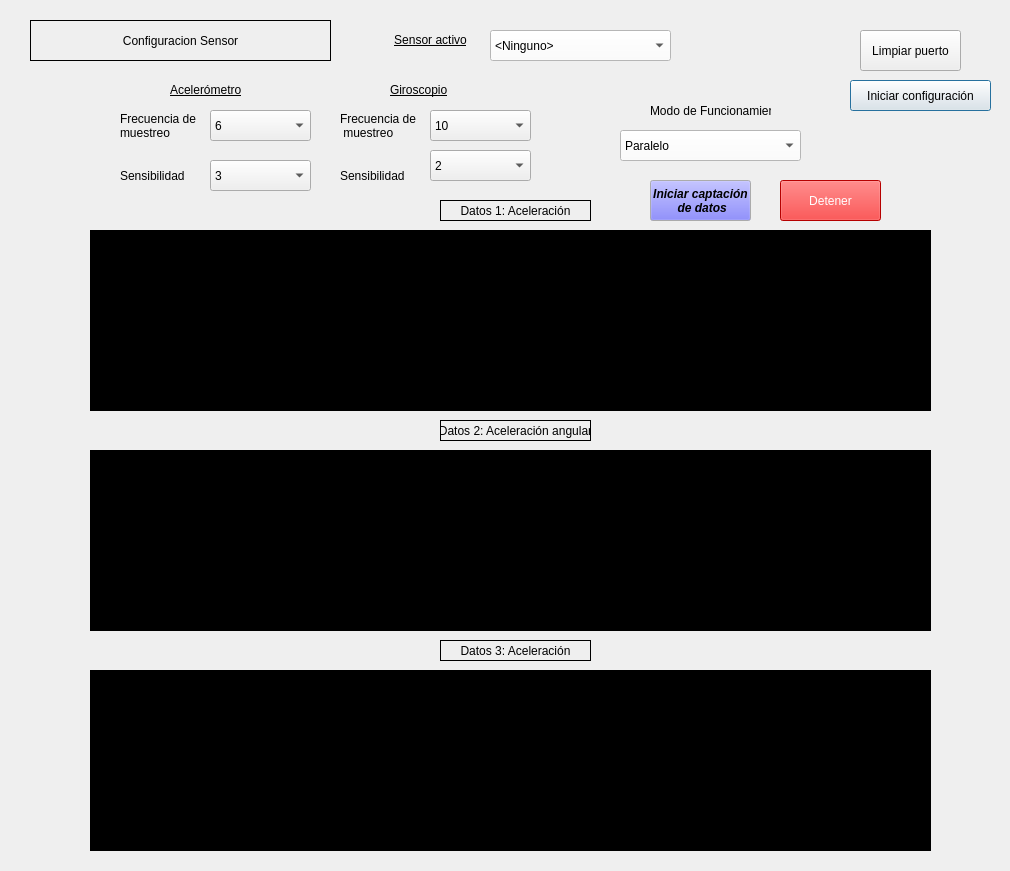
First picture: the form in sample_project/UI/tarea2.ui, repository Stevennns/SistemasEmbebidos, before the edit.
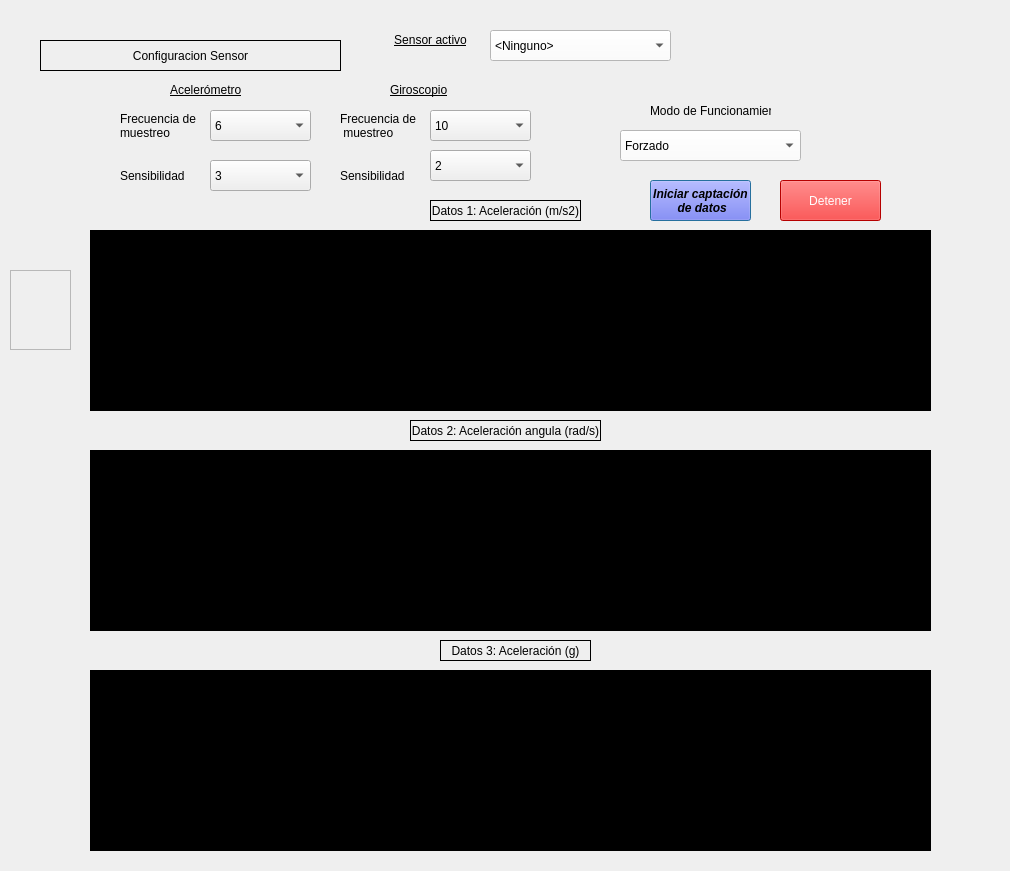
Second picture: the form after the edit. Custom widgets are drawn as their Qt base class.

Diff of the .ui file:
```diff
--- a/sample_project/UI/tarea2.ui
+++ b/sample_project/UI/tarea2.ui
@@ -95,10 +95,10 @@
   <widget class="QLabel" name="label_2">
    <property name="geometry">
     <rect>
-     <x>30</x>
-     <y>20</y>
+     <x>40</x>
+     <y>40</y>
      <width>301</width>
-     <height>41</height>
+     <height>31</height>
     </rect>
    </property>
    <property name="layoutDirection">
@@ -126,11 +126,6 @@
    <property name="styleSheet">
     <string notr="true">background-color: rgb(255, 255, 255);</string>
    </property>
-   <item>
-    <property name="text">
-     <string>Paralelo</string>
-    </property>
-   </item>
    <item>
     <property name="text">
      <string>Forzado</string>
@@ -221,7 +216,7 @@
   <widget class="QLabel" name="label_3">
    <property name="geometry">
     <rect>
-     <x>440</x>
+     <x>430</x>
      <y>200</y>
      <width>151</width>
      <height>21</height>
@@ -234,7 +229,7 @@
     <enum>QFrame::Box</enum>
    </property>
    <property name="text">
-    <string>Datos 1: Aceleración</string>
+    <string>Datos 1: Aceleración (m/s2)</string>
    </property>
    <property name="alignment">
     <set>Qt::AlignCenter</set>
@@ -243,9 +238,9 @@
   <widget class="QLabel" name="label_4">
    <property name="geometry">
     <rect>
-     <x>440</x>
+     <x>410</x>
      <y>420</y>
-     <width>151</width>
+     <width>191</width>
      <height>21</height>
     </rect>
    </property>
@@ -256,7 +251,7 @@
     <enum>QFrame::Box</enum>
    </property>
    <property name="text">
-    <string>Datos 2: Aceleración angular</string>
+    <string>Datos 2: Aceleración angula (rad/s)</string>
    </property>
    <property name="alignment">
     <set>Qt::AlignCenter</set>
@@ -278,25 +273,12 @@
     <enum>QFrame::Box</enum>
    </property>
    <property name="text">
-    <string>Datos 3: Aceleración</string>
+    <string>Datos 3: Aceleración (g)</string>
    </property>
    <property name="alignment">
     <set>Qt::AlignCenter</set>
    </property>
   </widget>
-  <widget class="QPushButton" name="pushButton">
-   <property name="geometry">
-    <rect>
-     <x>850</x>
-     <y>80</y>
-     <width>141</width>
-     <height>31</height>
-    </rect>
-   </property>
-   <property name="text">
-    <string>Iniciar configuración</string>
-   </property>
-  </widget>
   <widget class="QPushButton" name="pushButton_2">
    <property name="geometry">
     <rect>
@@ -380,19 +362,6 @@
     <bool>false</bool>
    </property>
   </widget>
-  <widget class="QPushButton" name="test_boton">
-   <property name="geometry">
-    <rect>
-     <x>860</x>
-     <y>30</y>
-     <width>101</width>
-     <height>41</height>
-    </rect>
-   </property>
-   <property name="text">
-    <string>Limpiar puerto</string>
-   </property>
-  </widget>
   <widget class="QPushButton" name="test_boton_2">
    <property name="geometry">
     <rect>
@@ -634,6 +603,22 @@
     <string notr="true">background-color: rgb(0, 0, 0);</string>
    </property>
   </widget>
+  <widget class="QFrame" name="leyenda_1">
+   <property name="geometry">
+    <rect>
+     <x>10</x>
+     <y>270</y>
+     <width>61</width>
+     <height>80</height>
+    </rect>
+   </property>
+   <property name="frameShape">
+    <enum>QFrame::StyledPanel</enum>
+   </property>
+   <property name="frameShadow">
+    <enum>QFrame::Raised</enum>
+   </property>
+  </widget>
  </widget>
  <customwidgets>
   <customwidget>
```
Left out of the diff: 5 changed lines with no effect on the pictures.
